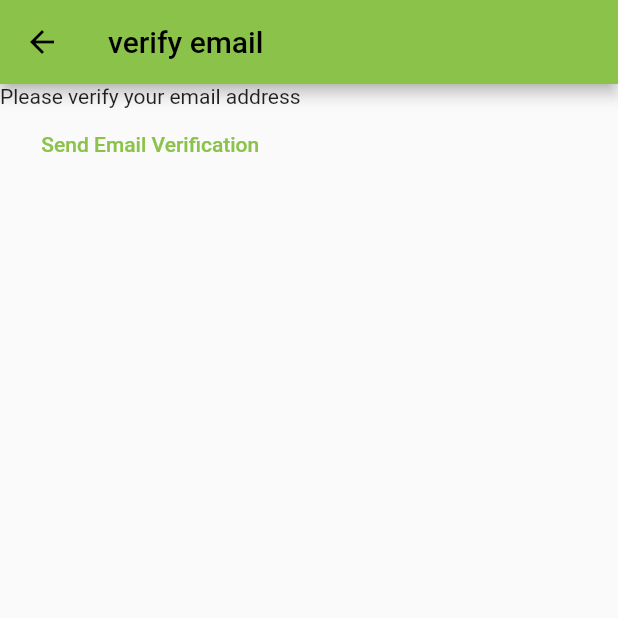
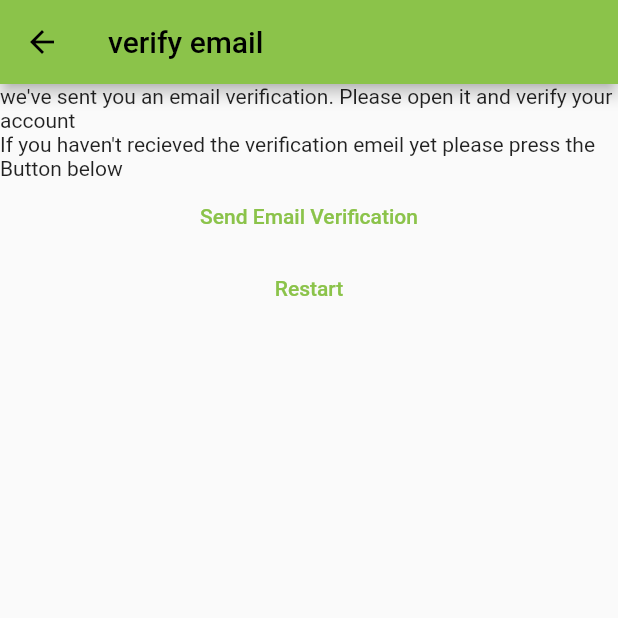
Before and after one commit to leon-bi/notetaker, a Flutter app: the VerifyEmailView screen opened by its route, on a phone screen of 412 x 824 dp, the top half of it. Run offline on Flutter 3.47's test engine with Material 2 defaults, Android fonts, the phone set to English and light mode, and no system bars; our stand-ins replace firebase_auth, firebase_core; accounts and stored records are empty.

```diff
--- a/lib/views/register_view.dart
+++ b/lib/views/register_view.dart
@@ -1,6 +1,5 @@
 import 'package:firebase_auth/firebase_auth.dart';
 import 'package:flutter/material.dart';
-import 'dart:developer' as devtools show log;
 
 import 'package:notetaker/constants/routes.dart';
 
--- a/lib/views/verify_email_view.dart
+++ b/lib/views/verify_email_view.dart
@@ -20,7 +20,10 @@ class _VerifyEmailViewState extends State<VerifyEmailView> {
       ),
       body: Column(
         children: [
-          const Text("Please verify your email address"),
+          const Text(
+              "we've sent you an email verification. Please open it and verify your account"),
+          const Text(
+              "If you haven't recieved the verification emeil yet please press the Button below"),
           TextButton(
               onPressed: () async {
                 final user = FirebaseAuth.instance.currentUser;
@@ -31,7 +34,16 @@ class _VerifyEmailViewState extends State<VerifyEmailView> {
                       .pushNamedAndRemoveUntil(loginRoute, (route) => false);
                 }
               },
-              child: const Text("Send Email Verification"))
+              child: const Text("Send Email Verification")),
+          TextButton(
+              onPressed: () async {
+                await FirebaseAuth.instance.signOut();
+                if (mounted) {
+                  Navigator.of(context)
+                      .pushNamedAndRemoveUntil(registerRoute, (route) => false);
+                }
+              },
+              child: const Text('Restart'))
         ],
       ),
     );
```
